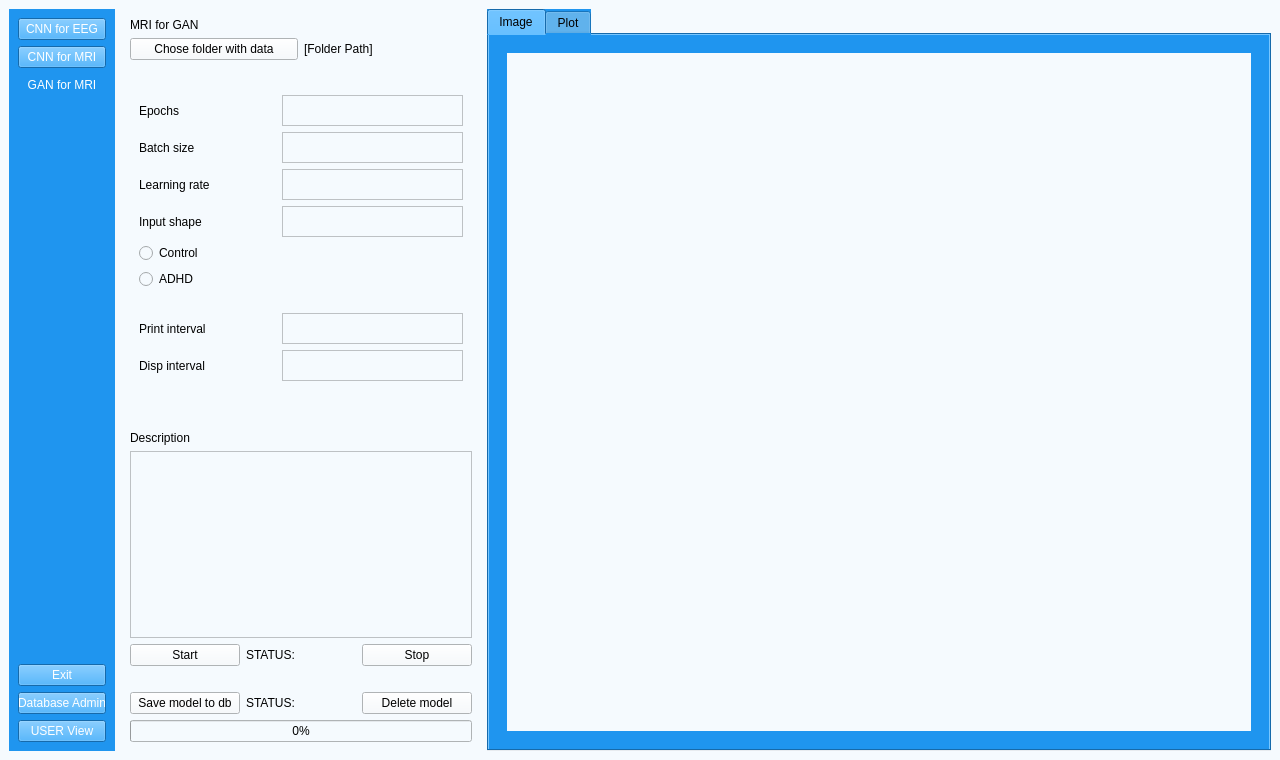
The window that UI/aUI_projekt_GAN.ui (matimusial/ADHDPredictorApp) describes before a commit, drawn with Qt 5.
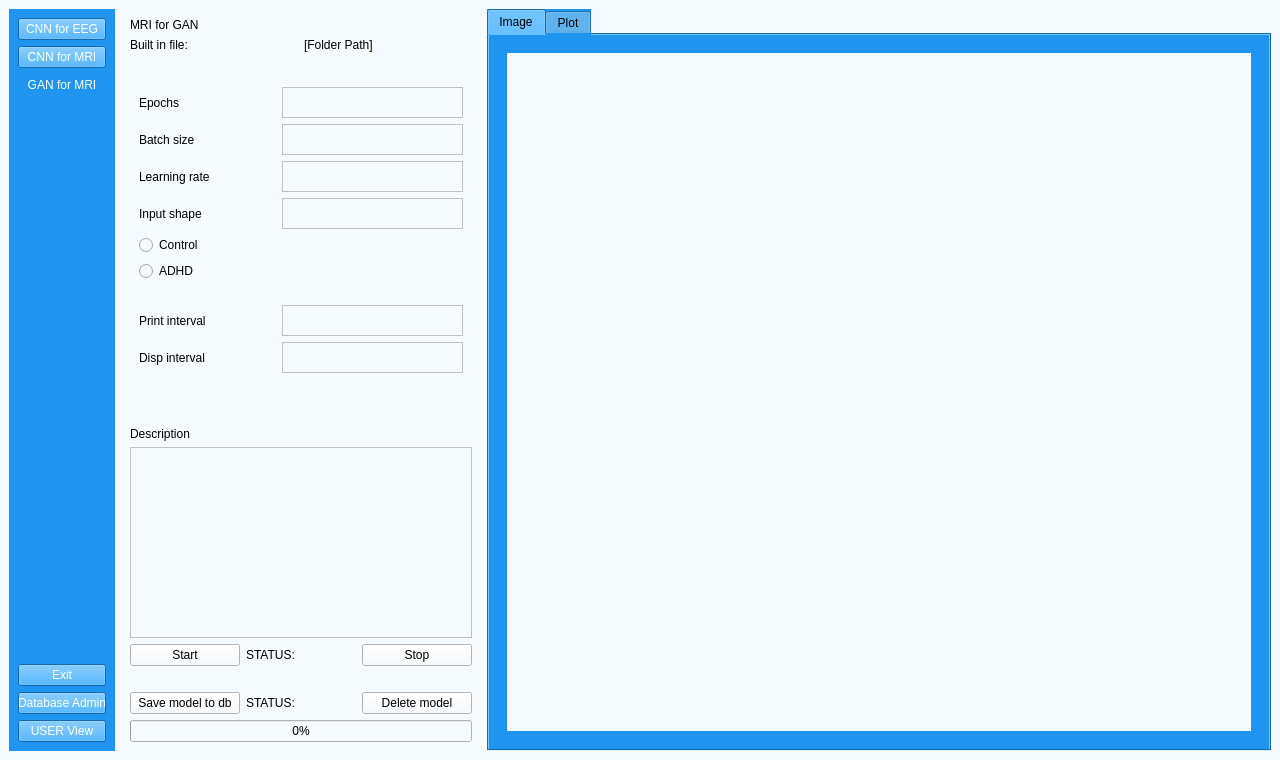
The same window after the commit. Icons and pictures are not drawn.

The edit to the form file:
```diff
--- a/UI/aUI_projekt_GAN.ui
+++ b/UI/aUI_projekt_GAN.ui
@@ -170,9 +170,9 @@
              <item>
               <layout class="QHBoxLayout" name="horizontalLayout_10">
                <item>
-                <widget class="QPushButton" name="folder_explore">
+                <widget class="QLabel" name="label">
                  <property name="text">
-                  <string>Chose folder with data</string>
+                  <string>Built in file:</string>
                  </property>
                 </widget>
                </item>
```
